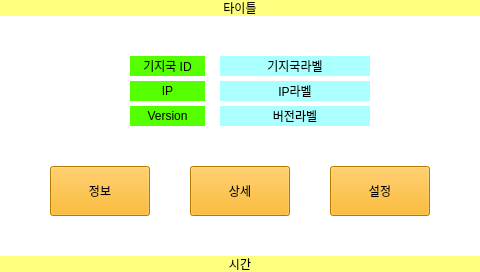
kimseungdo/CPP_NOTEBOOK, file QT_projet/untitled2/application.ui: the form before one commit.
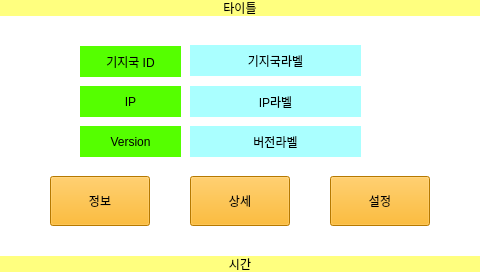
The form after the commit.

```diff
--- a/QT_projet/untitled2/application.ui
+++ b/QT_projet/untitled2/application.ui
@@ -70,7 +70,7 @@
      <property name="geometry">
       <rect>
        <x>50</x>
-       <y>150</y>
+       <y>160</y>
        <width>100</width>
        <height>50</height>
       </rect>
@@ -86,7 +86,7 @@
      <property name="geometry">
       <rect>
        <x>190</x>
-       <y>150</y>
+       <y>160</y>
        <width>100</width>
        <height>50</height>
       </rect>
@@ -102,7 +102,7 @@
      <property name="geometry">
       <rect>
        <x>330</x>
-       <y>150</y>
+       <y>160</y>
        <width>100</width>
        <height>50</height>
       </rect>
@@ -117,10 +117,10 @@
     <widget class="QLabel" name="main_label_1">
      <property name="geometry">
       <rect>
-       <x>130</x>
-       <y>40</y>
-       <width>75</width>
-       <height>20</height>
+       <x>80</x>
+       <y>30</y>
+       <width>101</width>
+       <height>31</height>
       </rect>
      </property>
      <property name="styleSheet">
@@ -136,10 +136,10 @@
     <widget class="QLabel" name="main_label_2">
      <property name="geometry">
       <rect>
-       <x>130</x>
-       <y>65</y>
-       <width>75</width>
-       <height>20</height>
+       <x>80</x>
+       <y>70</y>
+       <width>101</width>
+       <height>31</height>
       </rect>
      </property>
      <property name="styleSheet">
@@ -155,10 +155,10 @@
     <widget class="QLabel" name="main_label_3">
      <property name="geometry">
       <rect>
-       <x>130</x>
-       <y>90</y>
-       <width>75</width>
-       <height>20</height>
+       <x>80</x>
+       <y>110</y>
+       <width>101</width>
+       <height>31</height>
       </rect>
      </property>
      <property name="styleSheet">
@@ -174,10 +174,10 @@
     <widget class="QLabel" name="Station_label">
      <property name="geometry">
       <rect>
-       <x>220</x>
-       <y>40</y>
-       <width>150</width>
-       <height>20</height>
+       <x>190</x>
+       <y>29</y>
+       <width>171</width>
+       <height>31</height>
       </rect>
      </property>
      <property name="styleSheet">
@@ -193,10 +193,10 @@
     <widget class="QLabel" name="IP_label">
      <property name="geometry">
       <rect>
-       <x>220</x>
-       <y>65</y>
-       <width>150</width>
-       <height>20</height>
+       <x>190</x>
+       <y>70</y>
+       <width>171</width>
+       <height>31</height>
       </rect>
      </property>
      <property name="styleSheet">
@@ -212,10 +212,10 @@
     <widget class="QLabel" name="Version_label">
      <property name="geometry">
       <rect>
-       <x>220</x>
-       <y>90</y>
-       <width>150</width>
-       <height>20</height>
+       <x>190</x>
+       <y>110</y>
+       <width>171</width>
+       <height>31</height>
       </rect>
      </property>
      <property name="styleSheet">
```
